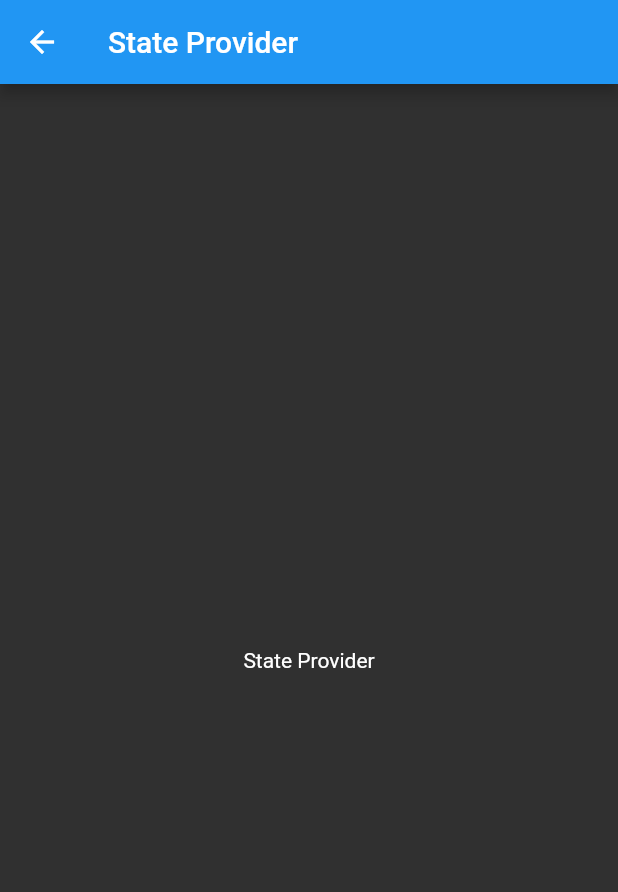
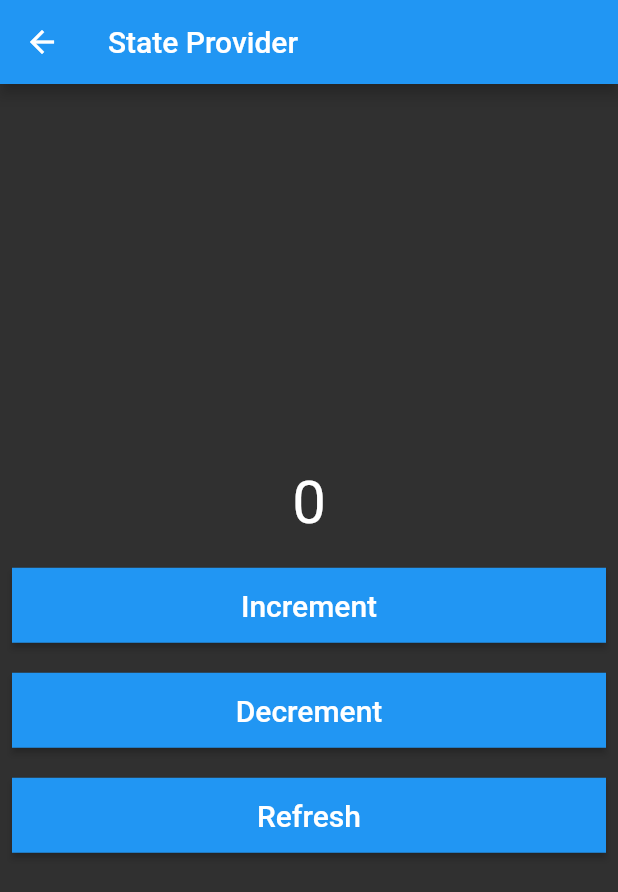
Before and after one commit to WagaoCarvalhoDev/riverpod2_temi, a Flutter app: the screen it shows after launch, after a tap on "State Provider", on a phone screen of 412 x 824 dp. Shown: the top 892 px of the screen. Run offline on Flutter 3.47's test engine with Material 2 defaults, Android fonts, the phone set to English and light mode, and no system bars; our stand-ins replace flutter_riverpod.

Commit message:
state_provider_page.dart

```diff
--- a/lib/ui/home_page.dart
+++ b/lib/ui/home_page.dart
@@ -15,6 +15,7 @@ class HomePage extends StatelessWidget {
   Widget build(BuildContext context) {
     return Scaffold(
       appBar: AppBar(
+        centerTitle: true,
         title: const Text('RiverPod Explorer'),
       ),
       body: Center(
@@ -22,13 +23,12 @@ class HomePage extends StatelessWidget {
           mainAxisAlignment: MainAxisAlignment.center,
           children: <Widget>[
             ButtonWidget(
-              color: Colors.red,
+              color: Colors.redAccent,
               onPressed: () {
                 Navigator.push(
                   context,
                   MaterialPageRoute(
-                    builder: (context) => ProviderPage(
-                        color: Theme.of(context).colorScheme.primary),
+                    builder: (context) => ProviderPage(color: Colors.redAccent),
                   ),
                 );
               },
@@ -49,7 +49,7 @@ class HomePage extends StatelessWidget {
             ),
             const SizedBox(height: 10),
             ButtonWidget(
-              color: Colors.red,
+              color: Colors.redAccent,
               onPressed: () {
                 Navigator.push(
                   context,
@@ -76,7 +76,7 @@ class HomePage extends StatelessWidget {
             ),
             const SizedBox(height: 10),
             ButtonWidget(
-              color: Colors.red,
+              color: Colors.redAccent,
               onPressed: () {
                 Navigator.push(
                   context,
--- a/lib/ui/pages/provider_page.dart
+++ b/lib/ui/pages/provider_page.dart
@@ -19,6 +19,7 @@ class ProviderPage extends StatelessWidget {
         builder: (context, ref, child) => Center(
           child: Text(
             ref.watch(provider),
+            style: const TextStyle(fontSize: 40),
           ),
         ),
       ),
--- a/lib/ui/pages/state_provider_page.dart
+++ b/lib/ui/pages/state_provider_page.dart
@@ -1,18 +1,71 @@
 import 'package:flutter/material.dart';
+import 'package:flutter_riverpod/flutter_riverpod.dart';
+import 'package:riverpod2_temi/ui/widgets/button_widget.dart';
 
-class StateProviderPage extends StatelessWidget {
+final providerState = StateProvider.autoDispose<int>((ref) => 0);
+
+class StateProviderPage extends ConsumerWidget {
   const StateProviderPage({Key? key, required this.color}) : super(key: key);
 
   final Color color;
 
   @override
-  Widget build(BuildContext context) {
+  Widget build(BuildContext context, WidgetRef ref) {
+    final value = ref.watch(providerState);
+
+    ref.listen(providerState, (previous, next) {
+      if (next < 0) {
+        ScaffoldMessenger.of(context).showSnackBar(const SnackBar(
+          content: Text(
+            'Negative Number are not accept',
+            style: TextStyle(
+              fontSize: 20,
+              fontWeight: FontWeight.bold,
+            ),
+          ),
+        ));
+      }
+      if (next < 0) ref.read(providerState.notifier).state = 0;
+    });
+
     return Scaffold(
       appBar: AppBar(
         title: const Text('State Provider'),
         backgroundColor: color,
       ),
-      body: const Center(child: Text('State Provider')),
+      body: Center(
+        child: Column(
+          mainAxisAlignment: MainAxisAlignment.center,
+          children: [
+            Text(
+              '$value',
+              style: const TextStyle(fontSize: 40),
+            ),
+            const SizedBox(height: 20),
+            ButtonWidget(
+              onPressed: () {
+                ref.read(providerState.notifier).state++;
+              },
+              text: 'Increment',
+              fontSize: 20,
+            ),
+            const SizedBox(height: 20),
+            ButtonWidget(
+              onPressed: () {
+                ref.read(providerState.notifier).state--;
+              },
+              text: 'Decrement',
+              fontSize: 20,
+            ),
+            const SizedBox(height: 20),
+            ButtonWidget(
+              onPressed: () => ref.refresh(providerState),
+              text: 'Refresh',
+              fontSize: 20,
+            ),
+          ],
+        ),
+      ),
     );
   }
 }
--- a/lib/ui/widgets/button_widget.dart
+++ b/lib/ui/widgets/button_widget.dart
@@ -6,10 +6,12 @@ class ButtonWidget extends StatelessWidget {
     required this.onPressed,
     required this.text,
     this.color,
+    this.fontSize,
   });
 
   final VoidCallback onPressed;
   final String text;
+  final double? fontSize;
   final Color? color;
 
   @override
@@ -28,7 +30,7 @@ class ButtonWidget extends StatelessWidget {
             ),
           ),
           onPressed: onPressed,
-          child: Text(text),
+          child: Text(text, style: TextStyle(fontSize: fontSize)),
         ),
       ),
     );
```
Also changed, not shown: pubspec.lock.
